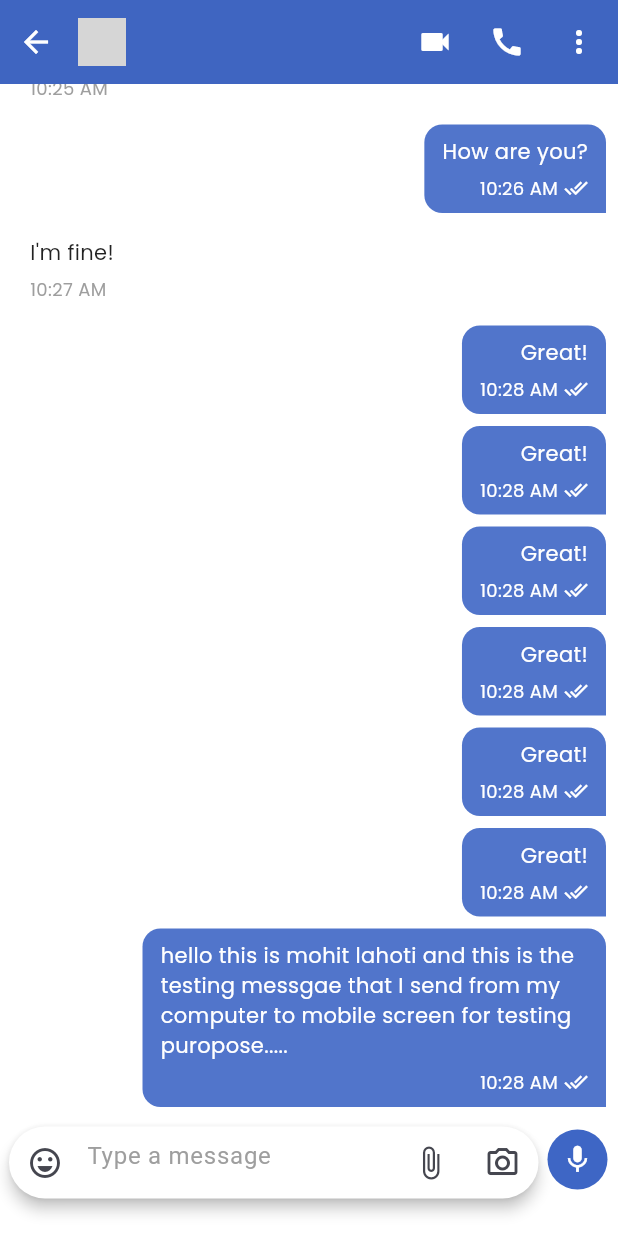
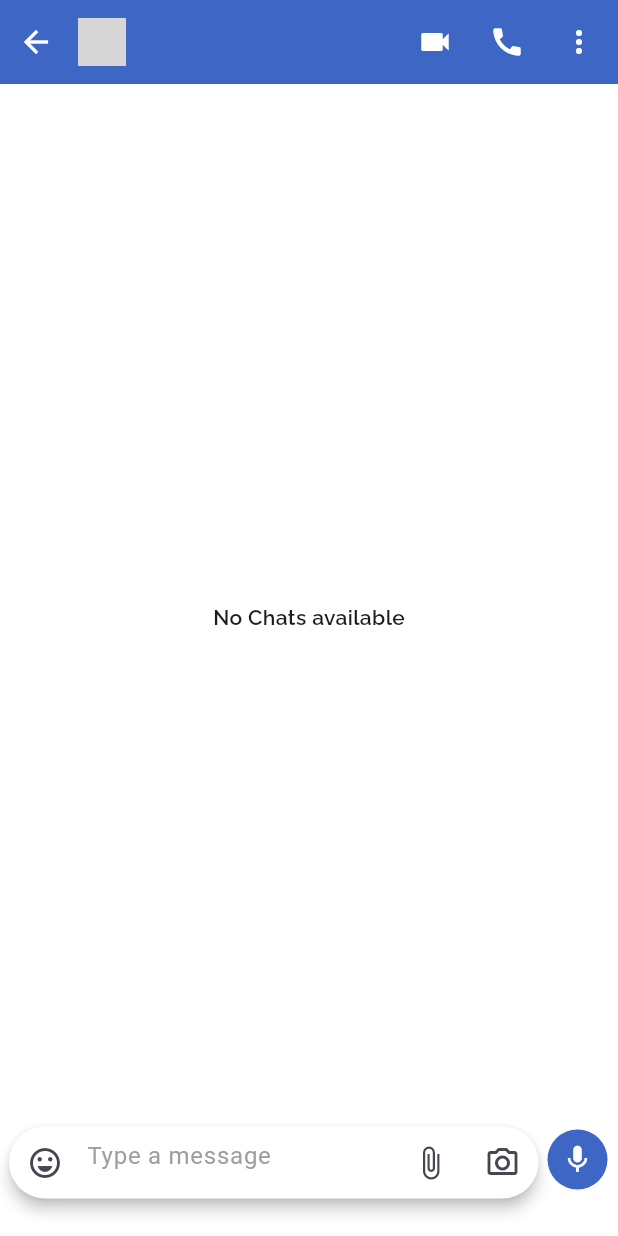
Before and after one commit to lahotimohit/tchat-frontend, a Flutter app: the ChatMainScreen screen opened directly with empty values, on a phone screen of 412 x 824 dp. Run offline on Flutter 3.47's test engine with Material 3 defaults, Android fonts, the phone set to English and light mode, and no system bars; our stand-ins replace connectivity_plus, dio, flutter_carousel_widget, flutter_contacts, flutter_secure_storage, google_fonts and 2 more; missing offline and left inert: agora_uikit; accounts and stored records are empty; network calls fail; project files that could hold a hidden picture were left out; grey boxes are pictures that could not be loaded.

Commit message:
Adding dummy websocket url for testing text messages

```diff
--- a/lib/chats/data/chat.dart
+++ b/lib/chats/data/chat.dart
@@ -1,85 +1,85 @@
 import 'package:tchat_frontend/chats/models/chat.dart';
 
 List<Message> messages = [
-  Message(
-      id: "1",
-      senderId: "917568777777",
-      receiverId: "6545454545",
-      content: "Hello!",
-      timestamp: DateTime.now().subtract(Duration(minutes: 5)),
-      isSent: false,
-      isRead: true),
-  Message(
-      id: "2",
-      senderId: "917568777777",
-      receiverId: "6545454545",
-      content: "How are you?",
-      timestamp: DateTime.now().subtract(Duration(minutes: 4)),
-      isSent: true,
-      isRead: true),
-  Message(
-      id: "3",
-      senderId: "917568777777",
-      receiverId: "6545454545",
-      content: "I'm fine!",
-      timestamp: DateTime.now().subtract(Duration(minutes: 3)),
-      isSent: false,
-      isRead: true),
-  Message(
-      id: "4",
-      senderId: "917568777777",
-      receiverId: "6545454545",
-      content: "Great!",
-      timestamp: DateTime.now().subtract(Duration(minutes: 2)),
-      isSent: true,
-      isRead: true),
-  Message(
-      id: "4",
-      senderId: "917568777777",
-      receiverId: "6545454545",
-      content: "Great!",
-      timestamp: DateTime.now().subtract(Duration(minutes: 2)),
-      isSent: true,
-      isRead: true),
-  Message(
-      id: "4",
-      senderId: "917568777777",
-      receiverId: "6545454545",
-      content: "Great!",
-      timestamp: DateTime.now().subtract(Duration(minutes: 2)),
-      isSent: true,
-      isRead: true),
-  Message(
-      id: "4",
-      senderId: "917568777777",
-      receiverId: "6545454545",
-      content: "Great!",
-      timestamp: DateTime.now().subtract(Duration(minutes: 2)),
-      isSent: true,
-      isRead: true),
-  Message(
-      id: "4",
-      senderId: "917568777777",
-      receiverId: "6545454545",
-      content: "Great!",
-      timestamp: DateTime.now().subtract(Duration(minutes: 2)),
-      isSent: true,
-      isRead: true),
-  Message(
-      id: "4",
-      senderId: "917568777777",
-      receiverId: "6545454545",
-      content: "Great!",
-      timestamp: DateTime.now().subtract(Duration(minutes: 2)),
-      isSent: true,
-      isRead: true),
-  Message(
-      id: "4",
-      senderId: "917568777777",
-      receiverId: "6545454545",
-      content:
-          "hello this is mohit lahoti and this is the testing messgae that I send from my computer to mobile screen for testing puropose.....",
-      timestamp: DateTime.now().subtract(Duration(minutes: 2)),
-      isSent: true,
-      isRead: true),
+  // Message(
+  //     id: "1",
+  //     senderId: "917568777777",
+  //     receiverId: "6545454545",
+  //     content: "Hello!",
+  //     timestamp: DateTime.now().subtract(Duration(minutes: 5)),
+  //     isSent: false,
+  //     isRead: true),
+  // Message(
+  //     id: "2",
+  //     senderId: "917568777777",
+  //     receiverId: "6545454545",
+  //     content: "How are you?",
+  //     timestamp: DateTime.now().subtract(Duration(minutes: 4)),
+  //     isSent: true,
+  //     isRead: true),
+  // Message(
+  //     id: "3",
+  //     senderId: "917568777777",
+  //     receiverId: "6545454545",
+  //     content: "I'm fine!",
+  //     timestamp: DateTime.now().subtract(Duration(minutes: 3)),
+  //     isSent: false,
+  //     isRead: true),
+  // Message(
+  //     id: "4",
+  //     senderId: "917568777777",
+  //     receiverId: "6545454545",
+  //     content: "Great!",
+  //     timestamp: DateTime.now().subtract(Duration(minutes: 2)),
+  //     isSent: true,
+  //     isRead: true),
+  // Message(
+  //     id: "4",
+  //     senderId: "917568777777",
+  //     receiverId: "6545454545",
+  //     content: "Great!",
+  //     timestamp: DateTime.now().subtract(Duration(minutes: 2)),
+  //     isSent: true,
+  //     isRead: true),
+  // Message(
+  //     id: "4",
+  //     senderId: "917568777777",
+  //     receiverId: "6545454545",
+  //     content: "Great!",
+  //     timestamp: DateTime.now().subtract(Duration(minutes: 2)),
+  //     isSent: true,
+  //     isRead: true),
+  // Message(
+  //     id: "4",
+  //     senderId: "917568777777",
+  //     receiverId: "6545454545",
+  //     content: "Great!",
+  //     timestamp: DateTime.now().subtract(Duration(minutes: 2)),
+  //     isSent: true,
+  //     isRead: true),
+  // Message(
+  //     id: "4",
+  //     senderId: "917568777777",
+  //     receiverId: "6545454545",
+  //     content: "Great!",
+  //     timestamp: DateTime.now().subtract(Duration(minutes: 2)),
+  //     isSent: true,
+  //     isRead: true),
+  // Message(
+  //     id: "4",
+  //     senderId: "917568777777",
+  //     receiverId: "6545454545",
+  //     content: "Great!",
+  //     timestamp: DateTime.now().subtract(Duration(minutes: 2)),
+  //     isSent: true,
+  //     isRead: true),
+  // Message(
+  //     id: "4",
+  //     senderId: "917568777777",
+  //     receiverId: "6545454545",
+  //     content:
+  //         "hello this is mohit lahoti and this is the testing messgae that I send from my computer to mobile screen for testing puropose.....",
+  //     timestamp: DateTime.now().subtract(Duration(minutes: 2)),
+  //     isSent: true,
+  //     isRead: true),
 ];
--- a/lib/chats/screen/main.dart
+++ b/lib/chats/screen/main.dart
@@ -1,10 +1,13 @@
 import 'package:flutter/material.dart';
 import 'package:flutter/services.dart';
+import 'package:google_fonts/google_fonts.dart';
 import 'package:tchat_frontend/chats/models/chat.dart';
 import 'package:tchat_frontend/chats/widgets/message_input.dart';
 import 'package:tchat_frontend/chats/widgets/messages.dart';
 import 'package:tchat_frontend/chats/data/chat.dart';
 import 'package:tchat_frontend/chats/widgets/appbar.dart';
+import 'dart:convert';
+import 'package:web_socket_channel/web_socket_channel.dart';
 
 class ChatMainScreen extends StatefulWidget {
   const ChatMainScreen({
@@ -31,6 +34,8 @@ class _ChatMainScreen extends State<ChatMainScreen>
   late String status;
   late String profilephoto;
 
+  late final WebSocketChannel channel;
+
   @override
   void initState() {
     super.initState();
@@ -38,8 +43,35 @@ class _ChatMainScreen extends State<ChatMainScreen>
     status = widget.status;
     profilephoto = widget.profileImage;
 
+    channel = WebSocketChannel.connect(
+      Uri.parse('ws://192.168.0.101:8000/ws/sc/'),
+    );
+
+    channel.stream.listen(
+      (event) {
+        try {
+          final data = jsonDecode(event);
+          final incomingMessage = Message.fromJson(data);
+          setState(() {
+            messages.add(incomingMessage);
+          });
+          WidgetsBinding.instance.addPostFrameCallback((_) {
+            _scrollController
+                .jumpTo(_scrollController.position.maxScrollExtent);
+          });
+        } catch (e) {
+          debugPrint('Error parsing incoming message: $e');
+        }
+      },
+      onError: (error) {
+        debugPrint('WebSocket error: $error');
+      },
+      onDone: () {
+        debugPrint('WebSocket closed');
+      },
+    );
+
     WidgetsBinding.instance.addObserver(this);
-
     WidgetsBinding.instance.addPostFrameCallback((_) {
       _scrollToBottom();
     });
@@ -49,8 +81,9 @@ class _ChatMainScreen extends State<ChatMainScreen>
   void dispose() {
     WidgetsBinding.instance.removeObserver(this);
     _scrollController.dispose();
+    channel.sink.close();
     SystemChrome.setSystemUIOverlayStyle(const SystemUiOverlayStyle(
-      statusBarColor: Color.fromARGB(255, 62, 102, 197), // Primary color
+      statusBarColor: Color.fromARGB(255, 62, 102, 197),
       statusBarBrightness: Brightness.dark,
       statusBarIconBrightness: Brightness.light,
     ));
@@ -78,16 +111,21 @@ class _ChatMainScreen extends State<ChatMainScreen>
   }
 
   void _onNewMessage(String message) {
-    setState(() {
-      messages.add(Message(
+    final newMessage = Message(
+      id: DateTime.now().millisecondsSinceEpoch.toString(),
       senderId: "",
       receiverId: "",
-        id: '12',
       content: message,
       isSent: true,
       timestamp: DateTime.now(),
       isRead: false,
-      ));
+      status: MessageStatus.sent,
+    );
+
+    channel.sink.add(jsonEncode(newMessage.toJson()));
+
+    setState(() {
+      messages.add(newMessage);
     });
 
     WidgetsBinding.instance.addPostFrameCallback((_) {
@@ -99,7 +137,23 @@ class _ChatMainScreen extends State<ChatMainScreen>
   Widget build(BuildContext context) {
     return Scaffold(
       appBar: chatAppBar(username, status, profilephoto, context),
-      body: Column(
+      body: messages.isEmpty
+          ? Column(
+              mainAxisAlignment: MainAxisAlignment.spaceBetween,
+              children: [
+                SizedBox(height: MediaQuery.of(context).size.height * 0.03),
+                Center(
+                  child: Text(
+                    "No Chats available",
+                    style: GoogleFonts.raleway(fontWeight: FontWeight.w600),
+                  ),
+                ),
+                buildMessageInputField(
+                  onNewMessage: _onNewMessage,
+                ),
+              ],
+            )
+          : Column(
               children: [
                 Expanded(
                   child: ListView.builder(
--- a/lib/home/widget/drawer.dart
+++ b/lib/home/widget/drawer.dart
@@ -108,7 +108,7 @@ void showCustomBottomDrawer(BuildContext context) {
                               onTap: () {}),
                           _buildListTile(
                               icon: Icons.settings,
-                              title: "settings",
+                              title: "Settings",
                               onTap: () {
                                 Navigator.of(context).push(MaterialPageRoute(
                                     builder: (ctx) => SettingMainScreen()));
--- a/pubspec.yaml
+++ b/pubspec.yaml
@@ -47,6 +47,7 @@ dependencies:
   dio: ^5.7.0
   connectivity_plus: ^6.1.1
   flutter_contacts: ^1.1.9+2
+  web_socket_channel: ^3.0.1
 
 dev_dependencies:
   flutter_test:
```
Also changed, not shown: pubspec.lock. Lines whose indentation alone changed are shown as unchanged.
